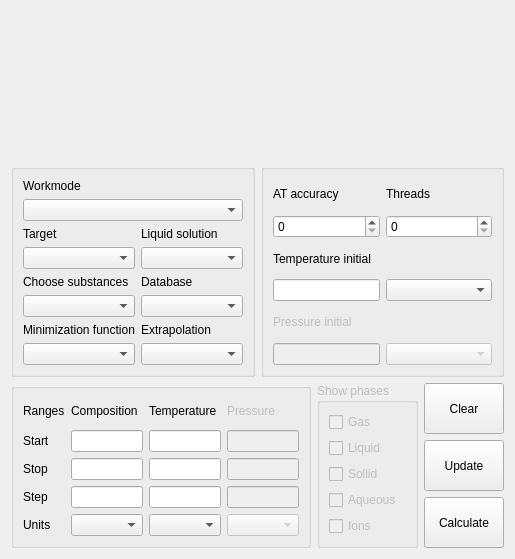
Qt form src/calculationparameters.ui (alexonemore/atc) before a commit.
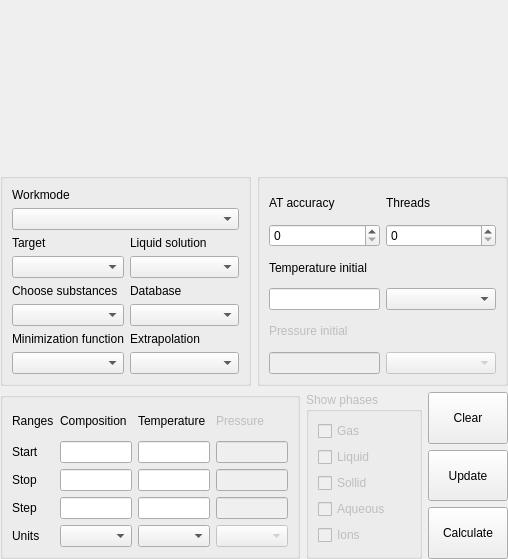
The same form after that commit. Custom widgets are drawn as their Qt base class.

```diff
--- a/src/calculationparameters.ui
+++ b/src/calculationparameters.ui
@@ -20,6 +20,18 @@
    <string>GroupBox</string>
   </property>
   <layout class="QVBoxLayout" name="verticalLayout_2">
+   <property name="leftMargin">
+    <number>0</number>
+   </property>
+   <property name="topMargin">
+    <number>0</number>
+   </property>
+   <property name="rightMargin">
+    <number>0</number>
+   </property>
+   <property name="bottomMargin">
+    <number>0</number>
+   </property>
    <item>
     <widget class="PeriodicTable" name="periodic_table" native="true"/>
    </item>
```
